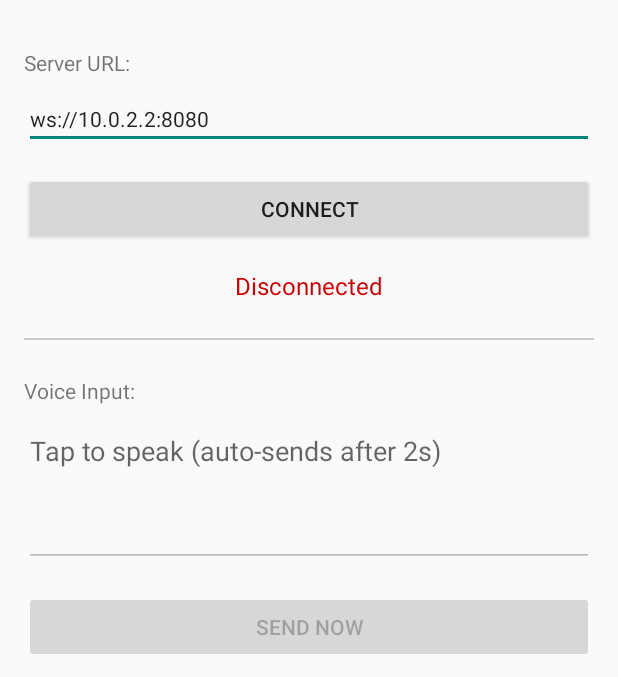
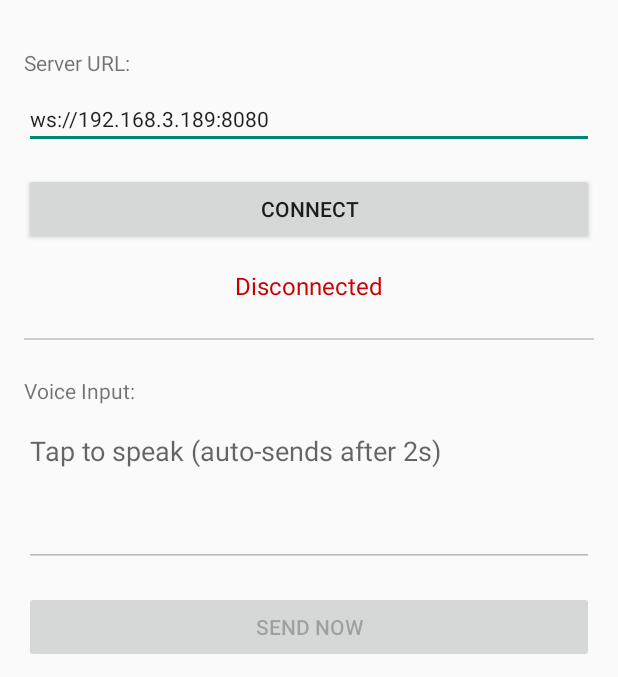
Before and after one commit to jeffjose/utter, an Android app: the screen it shows after launch (MainActivity), after a tap on "CONNECT", on a phone screen of 412 x 824 dp, the part 181-858 px from its top. Run offline under Robolectric (Android 15) with nearby library versions, the light colour scheme and no system bars.

Commit message:
Fix Android app network connectivity and improve UX
- Fix relay server to listen on all network interfaces (0.0.0.0)
- Add network security config to allow cleartext WebSocket connections
- Add emulator vs physical device detection
- Auto-prepend ws:// protocol when missing
- Add comprehensive debug logging to WebSocketClient
- Update hints to remove ws:// prefix for cleaner UX
- Pre-fill server IP (192.168.3.189:8080) for testing on physical devices
- Display all available network endpoints on relay server startup

```diff
--- a/android-app/app/src/main/AndroidManifest.xml
+++ b/android-app/app/src/main/AndroidManifest.xml
@@ -12,6 +12,7 @@
         android:roundIcon="@android:drawable/ic_dialog_info"
         android:supportsRtl="true"
         android:theme="@style/Theme.AppCompat.Light.DarkActionBar"
+        android:networkSecurityConfig="@xml/network_security_config"
         tools:targetApi="31">
         <activity
             android:name=".MainActivity"
--- a/android-app/app/src/main/java/com/utter/android/MainActivity.kt
+++ b/android-app/app/src/main/java/com/utter/android/MainActivity.kt
@@ -1,5 +1,6 @@
 package com.utter.android
 
+import android.os.Build
 import android.os.Bundle
 import android.os.Handler
 import android.os.Looper
@@ -28,6 +29,25 @@ class MainActivity : AppCompatActivity() {
     // Auto-send delay in milliseconds (2 seconds)
     private val AUTO_SEND_DELAY = 2000L
 
+    private fun isEmulator(): Boolean {
+        return (Build.FINGERPRINT.startsWith("generic")
+                || Build.FINGERPRINT.startsWith("unknown")
+                || Build.MODEL.contains("google_sdk")
+                || Build.MODEL.contains("Emulator")
+                || Build.MODEL.contains("Android SDK built for x86")
+                || Build.MANUFACTURER.contains("Genymotion")
+                || (Build.BRAND.startsWith("generic") && Build.DEVICE.startsWith("generic"))
+                || "google_sdk" == Build.PRODUCT)
+    }
+
+    private fun getDefaultServerUrl(): String {
+        return if (isEmulator()) {
+            "ws://10.0.2.2:8080"  // Emulator - use special loopback address
+        } else {
+            "192.168.3.189:8080"  // Physical device - pre-filled for testing
+        }
+    }
+
     override fun onCreate(savedInstanceState: Bundle?) {
         super.onCreate(savedInstanceState)
         setContentView(R.layout.activity_main)
@@ -39,8 +59,8 @@ class MainActivity : AppCompatActivity() {
         textInput = findViewById(R.id.textInput)
         sendButton = findViewById(R.id.sendButton)
 
-        // Set default server URL (localhost for emulator, change for real device)
-        serverUrlInput.setText("ws://10.0.2.2:8080") // Emulator default
+        // Set default server URL based on whether running on emulator or physical device
+        serverUrlInput.setText(getDefaultServerUrl())
 
         // Connect button handler
         connectButton.setOnClickListener {
@@ -85,11 +105,17 @@ class MainActivity : AppCompatActivity() {
     }
 
     private fun connect() {
-        val serverUrl = serverUrlInput.text.toString().trim()
+        var serverUrl = serverUrlInput.text.toString().trim()
 
         if (serverUrl.isEmpty()) {
             updateStatus("Please enter server URL", false)
             return
+        }
+
+        // Auto-prepend ws:// if not present
+        if (!serverUrl.startsWith("ws://") && !serverUrl.startsWith("wss://")) {
+            serverUrl = "ws://$serverUrl"
+            serverUrlInput.setText(serverUrl)  // Update the UI to show the full URL
         }
 
         updateStatus("Connecting...", false)
--- a/android-app/app/src/main/java/com/utter/android/WebSocketClient.kt
+++ b/android-app/app/src/main/java/com/utter/android/WebSocketClient.kt
@@ -1,10 +1,15 @@
 package com.utter.android
 
+import android.util.Log
 import okhttp3.*
 import org.json.JSONObject
 import java.util.concurrent.TimeUnit
 
 class WebSocketClient(private val serverUrl: String) {
+
+    companion object {
+        private const val TAG = "UtterWebSocket"
+    }
 
     interface ConnectionListener {
         fun onConnected()
@@ -25,26 +30,31 @@ class WebSocketClient(private val serverUrl: String) {
 
     fun setListener(listener: ConnectionListener) {
         this.listener = listener
+        Log.d(TAG, "Listener set")
     }
 
     fun connect() {
+        Log.d(TAG, "Attempting to connect to: $serverUrl")
         val request = Request.Builder()
             .url(serverUrl)
             .build()
 
         webSocket = client.newWebSocket(request, object : okhttp3.WebSocketListener() {
             override fun onOpen(webSocket: WebSocket, response: Response) {
+                Log.d(TAG, "WebSocket opened successfully")
                 isConnected = true
                 listener?.onConnected()
             }
 
             override fun onMessage(webSocket: WebSocket, text: String) {
+                Log.d(TAG, "Received message: $text")
                 try {
                     val json = JSONObject(text)
                     val type = json.optString("type", "")
 
                     when (type) {
                         "connected" -> {
+                            Log.d(TAG, "Received 'connected' message, sending registration")
                             // Register as android client
                             val registerMsg = JSONObject().apply {
                                 put("type", "register")
@@ -53,6 +63,7 @@ class WebSocketClient(private val serverUrl: String) {
                             webSocket.send(registerMsg.toString())
                         }
                         "registered" -> {
+                            Log.d(TAG, "Successfully registered with server")
                             listener?.onMessage("Registered successfully")
                         }
                         else -> {
@@ -60,21 +71,26 @@ class WebSocketClient(private val serverUrl: String) {
                         }
                     }
                 } catch (e: Exception) {
+                    Log.e(TAG, "Failed to parse message: ${e.message}")
                     listener?.onError("Failed to parse message: ${e.message}")
                 }
             }
 
             override fun onClosing(webSocket: WebSocket, code: Int, reason: String) {
+                Log.d(TAG, "WebSocket closing: code=$code, reason=$reason")
                 isConnected = false
                 listener?.onDisconnected()
             }
 
             override fun onClosed(webSocket: WebSocket, code: Int, reason: String) {
+                Log.d(TAG, "WebSocket closed: code=$code, reason=$reason")
                 isConnected = false
                 listener?.onDisconnected()
             }
 
             override fun onFailure(webSocket: WebSocket, t: Throwable, response: Response?) {
+                Log.e(TAG, "WebSocket connection failed: ${t.message}", t)
+                Log.e(TAG, "Response: ${response?.code} - ${response?.message}")
                 isConnected = false
                 listener?.onError(t.message ?: "Connection failed")
                 listener?.onDisconnected()
--- a/android-app/app/src/main/res/layout/activity_main.xml
+++ b/android-app/app/src/main/res/layout/activity_main.xml
@@ -36,7 +36,7 @@
         android:id="@+id/serverUrlInput"
         android:layout_width="0dp"
         android:layout_height="wrap_content"
-        android:hint="ws://192.168.1.100:8080"
+        android:hint="192.168.1.100:8080"
         android:inputType="textUri"
         android:textSize="14sp"
         app:layout_constraintEnd_toEndOf="parent"
--- a/android-app/app/src/main/res/values/strings.xml
+++ b/android-app/app/src/main/res/values/strings.xml
@@ -1,7 +1,7 @@
 <?xml version="1.0" encoding="utf-8"?>
 <resources>
     <string name="app_name">Utter</string>
-    <string name="server_url_hint">ws://192.168.1.100:8080</string>
+    <string name="server_url_hint">192.168.1.100:8080</string>
     <string name="connect">Connect</string>
     <string name="disconnect">Disconnect</string>
     <string name="send">Send</string>
```
Also changed, not shown: android-app/app/src/main/res/xml/network_security_config.xml (added, +9 -0 lines), 5 other files.
